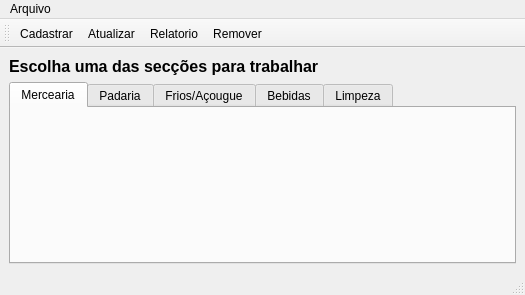
First picture: the form in Projeto 3/Projeto/menu.ui, repository Rodrigo-P-Nascimento/Qt-DRUD, before the edit.
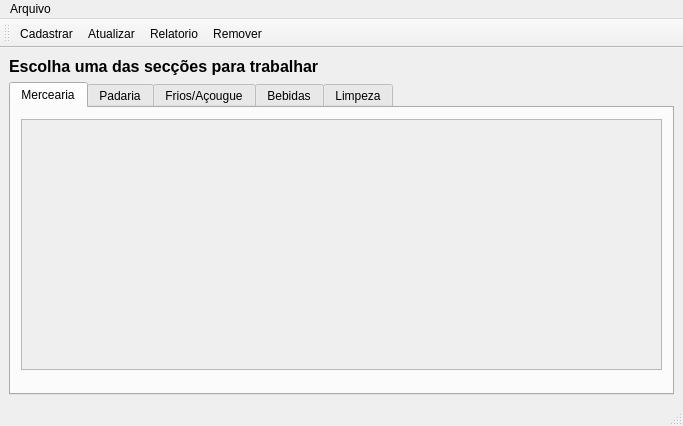
Second picture: the form after the edit. Icons and pictures are not drawn.

What changed in the file:
```diff
--- a/Projeto 3/Projeto/menu.ui
+++ b/Projeto 3/Projeto/menu.ui
@@ -6,8 +6,8 @@
    <rect>
     <x>0</x>
     <y>0</y>
-    <width>525</width>
-    <height>295</height>
+    <width>683</width>
+    <height>426</height>
    </rect>
   </property>
   <property name="windowTitle">
@@ -38,6 +38,19 @@
        <attribute name="title">
         <string>Mercearia</string>
        </attribute>
+       <widget class="QTableWidget" name="TABELA_MERC">
+        <property name="enabled">
+         <bool>false</bool>
+        </property>
+        <property name="geometry">
+         <rect>
+          <x>10</x>
+          <y>11</y>
+          <width>641</width>
+          <height>251</height>
+         </rect>
+        </property>
+       </widget>
       </widget>
       <widget class="QWidget" name="tab_2">
        <attribute name="title">
@@ -88,7 +101,7 @@
     <rect>
      <x>0</x>
      <y>0</y>
-     <width>525</width>
+     <width>683</width>
      <height>20</height>
     </rect>
    </property>
```
